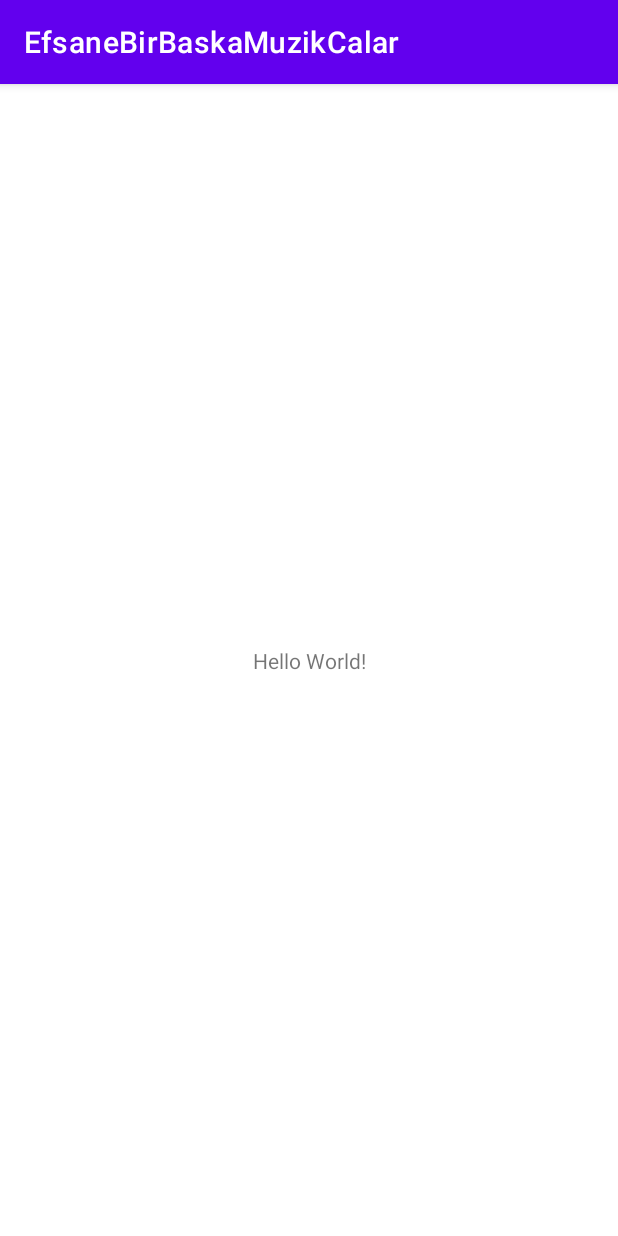
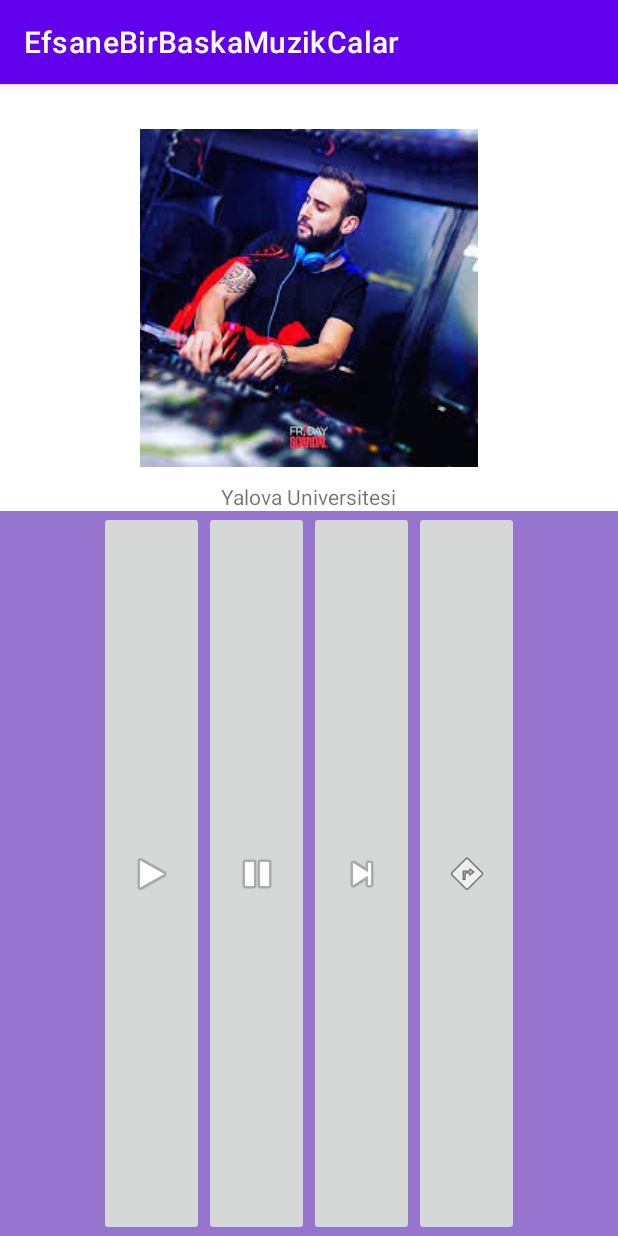
Before and after one commit to Natgho/EfsaneBirBaskaMuzikCalar, an Android app: the screen it shows after launch (MainActivity), on a phone screen of 412 x 824 dp. Run offline under Robolectric (Android 15) with nearby library versions, the phone set to English and light mode, and no system bars.

Commit message:
UI dizayn yapıldı

```diff
--- a/app/src/main/res/layout/activity_main.xml
+++ b/app/src/main/res/layout/activity_main.xml
@@ -1,18 +1,47 @@
 <?xml version="1.0" encoding="utf-8"?>
-<androidx.constraintlayout.widget.ConstraintLayout xmlns:android="http://schemas.android.com/apk/res/android"
+<LinearLayout xmlns:android="http://schemas.android.com/apk/res/android"
     xmlns:app="http://schemas.android.com/apk/res-auto"
     xmlns:tools="http://schemas.android.com/tools"
     android:layout_width="match_parent"
     android:layout_height="match_parent"
+    android:orientation="vertical"
     tools:context=".MainActivity">
 
+    <ImageView
+        android:layout_width="match_parent"
+        android:layout_height="wrap_content"
+        android:layout_marginTop="30dp"
+        android:layout_marginBottom="10dp"
+        android:src="@drawable/dj_image"/>
     <TextView
         android:layout_width="wrap_content"
         android:layout_height="wrap_content"
-        android:text="Hello World!"
-        app:layout_constraintBottom_toBottomOf="parent"
-        app:layout_constraintLeft_toLeftOf="parent"
-        app:layout_constraintRight_toRightOf="parent"
-        app:layout_constraintTop_toTopOf="parent" />
+        android:text="Yalova Universitesi"
+        android:layout_gravity="center"/>
+    <LinearLayout
+        android:layout_width="match_parent"
+        android:layout_height="match_parent"
+        android:gravity="center"
+        android:background="#9575CD">
 
-</androidx.constraintlayout.widget.ConstraintLayout>
+        <ImageButton
+            android:layout_width="70dp"
+            android:layout_height="match_parent"
+            android:src="@android:drawable/ic_media_play"/>
+
+        <ImageButton
+            android:layout_width="70dp"
+            android:layout_height="match_parent"
+            android:src="@android:drawable/ic_media_pause"/>
+
+        <ImageButton
+            android:layout_width="70dp"
+            android:layout_height="match_parent"
+            android:src="@android:drawable/ic_media_next"/>
+
+        <ImageButton
+            android:layout_width="70dp"
+            android:layout_height="match_parent"
+            android:src="@android:drawable/ic_menu_directions"/>
+    </LinearLayout>
+</LinearLayout>
```
Also changed, not shown: app/src/main/res/drawable-v24/dj_image.jpg (added).
